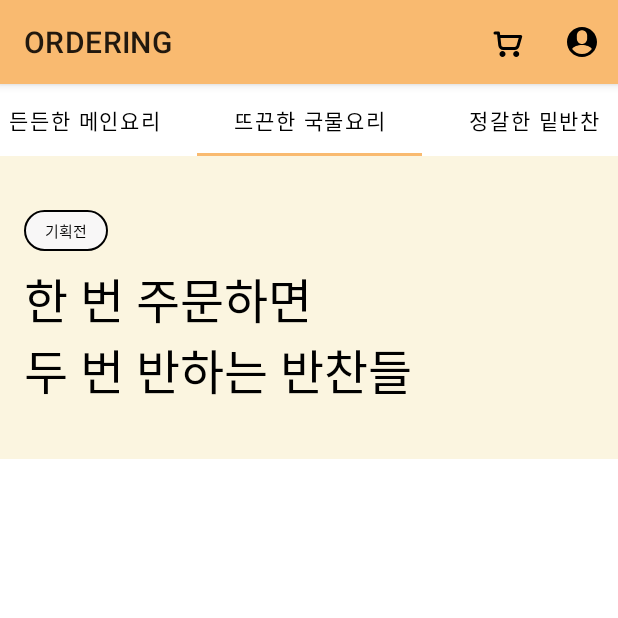
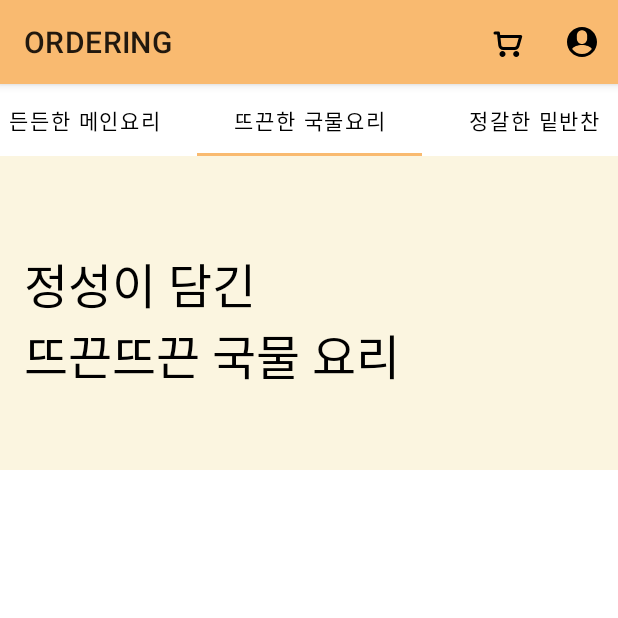
Before and after one commit to hansh0101/android-banchan-01, an Android app: the screen it shows after launch (MainActivity), tab 3 chosen, on a phone screen of 412 x 824 dp, the top half of it. Run offline under Robolectric (Android 15) with nearby library versions, the phone set to English and light mode, and no system bars; our stand-ins replace Dagger/Hilt's generated code, Room's generated code, Timber, data binding.

Commit message:
[FEATURE] #56 - ViewPager에 Fragment 추가

```diff
--- a/app/src/main/java/co/kr/woowahan_banchan/presentation/adapter/ViewPagerAdapter.kt
+++ b/app/src/main/java/co/kr/woowahan_banchan/presentation/adapter/ViewPagerAdapter.kt
@@ -5,6 +5,9 @@ import androidx.fragment.app.FragmentManager
 import androidx.lifecycle.Lifecycle
 import androidx.viewpager2.adapter.FragmentStateAdapter
 import co.kr.woowahan_banchan.presentation.ui.main.best.BestFragment
+import co.kr.woowahan_banchan.presentation.ui.main.maindish.MainDishFragment
+import co.kr.woowahan_banchan.presentation.ui.main.sidedish.SideDishFragment
+import co.kr.woowahan_banchan.presentation.ui.main.soupdish.SoupDishFragment
 
 class ViewPagerAdapter(
     fragmentManager: FragmentManager,
@@ -16,7 +19,12 @@ class ViewPagerAdapter(
     }
 
     override fun createFragment(position: Int): Fragment {
-        return BestFragment()
+        return when(position){
+            1 -> MainDishFragment()
+            2 -> SoupDishFragment()
+            3 -> SideDishFragment()
+            else -> BestFragment()
+        }
     }
 
     companion object{
--- /dev/null
+++ b/app/src/main/java/co/kr/woowahan_banchan/presentation/ui/main/sidedish/SideDishFragment.kt
@@ -0,0 +1,10 @@
+package co.kr.woowahan_banchan.presentation.ui.main.sidedish
+
+import co.kr.woowahan_banchan.R
+import co.kr.woowahan_banchan.databinding.FragmentSideDishBinding
+import co.kr.woowahan_banchan.presentation.ui.base.BaseFragment
+
+class SideDishFragment : BaseFragment<FragmentSideDishBinding>() {
+    override val layoutRes: Int
+        get() = R.layout.fragment_side_dish
+}
--- /dev/null
+++ b/app/src/main/res/layout/fragment_soup_dish.xml
@@ -0,0 +1,42 @@
+<?xml version="1.0" encoding="utf-8"?>
+<layout xmlns:app="http://schemas.android.com/apk/res-auto"
+    xmlns:android="http://schemas.android.com/apk/res/android"
+    xmlns:tools="http://schemas.android.com/tools">
+
+    <androidx.coordinatorlayout.widget.CoordinatorLayout
+        android:layout_width="match_parent"
+        android:layout_height="match_parent"
+        tools:context=".presentation.ui.main.soupdish.SoupDishFragment">
+        <com.google.android.material.appbar.AppBarLayout
+            android:layout_width="match_parent"
+            android:layout_height="wrap_content"
+            app:elevation="0dp">
+
+            <com.google.android.material.appbar.CollapsingToolbarLayout
+                android:layout_width="match_parent"
+                android:layout_height="wrap_content"
+                app:layout_scrollFlags="scroll|snap">
+
+                <LinearLayout
+                    android:id="@+id/layout_title"
+                    android:layout_width="match_parent"
+                    android:layout_height="wrap_content"
+                    android:background="@color/primary_fbf5e0"
+                    android:orientation="vertical"
+                    android:paddingHorizontal="16dp"
+                    android:paddingVertical="53dp"
+                    app:layout_constraintTop_toTopOf="parent">
+
+                    <TextView
+                        android:layout_width="match_parent"
+                        android:layout_height="wrap_content"
+                        android:layout_marginTop="8dp"
+                        android:text="정성이 담긴\n뜨끈뜨끈 국물 요리"
+                        android:textColor="@color/grayscale_000000"
+                        android:textSize="32sp" />
+                </LinearLayout>
+            </com.google.android.material.appbar.CollapsingToolbarLayout>
+        </com.google.android.material.appbar.AppBarLayout>
+    </androidx.coordinatorlayout.widget.CoordinatorLayout>
+
+</layout>
```
Also changed, not shown: app/src/main/java/co/kr/woowahan_banchan/presentation/ui/main/soupdish/SoupDishFragment.kt (added, +10 -0 lines), app/src/main/res/layout/fragment_side_dish.xml (added, +42 -0 lines).
